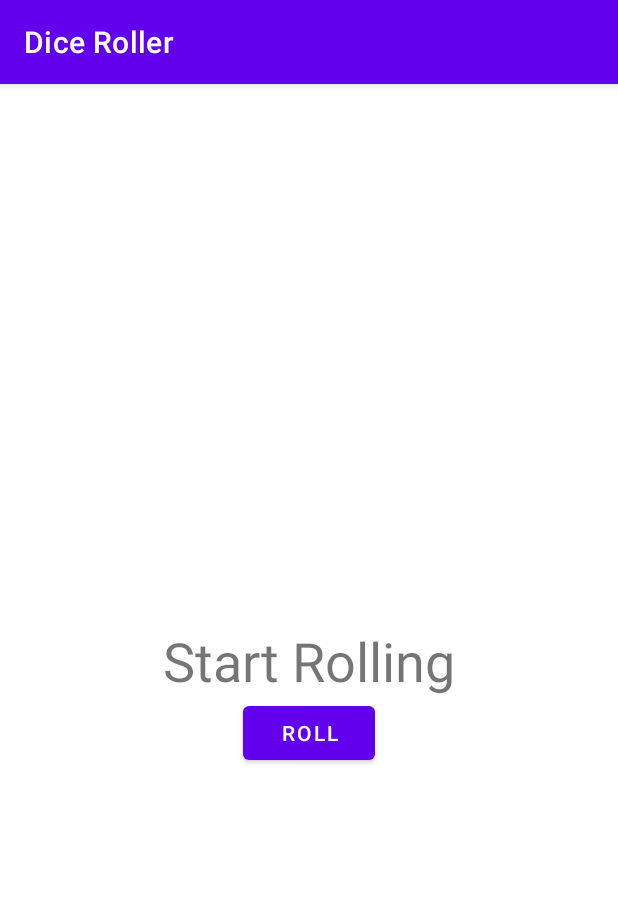
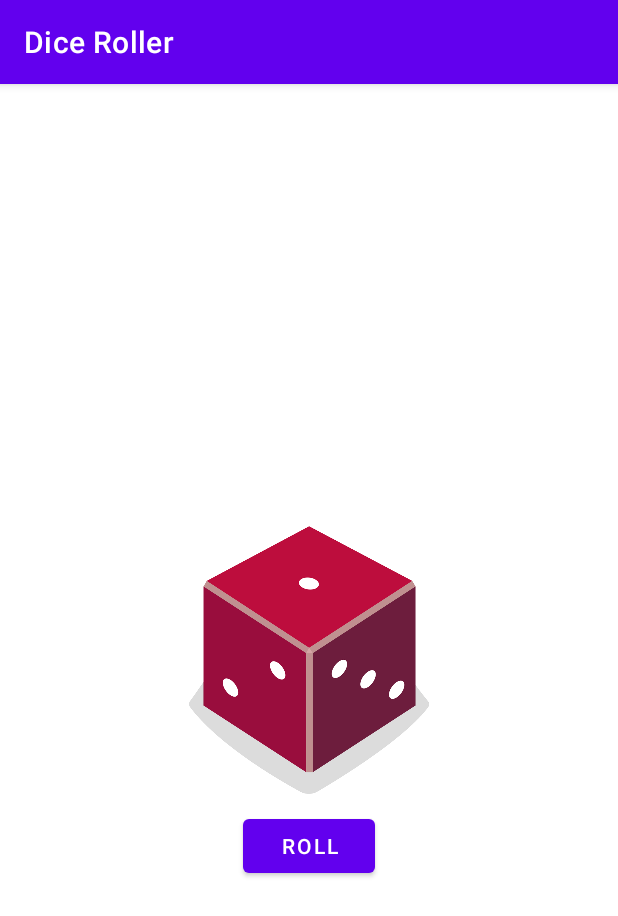
Before and after one commit to HemantSachdeva/DiceRoller, an Android app: the screen it shows after launch (MainActivity), on a phone screen of 412 x 824 dp. Shown: the top 916 px of the screen. Run offline under Robolectric (Android 15) with nearby library versions, the phone set to English and light mode, and no system bars.

Commit message:
Replace TextView by ImageView of the sides of a dice
Signed-off-by: Hemant Sachdeva <hemant.evolver@gmail.com>

```diff
--- a/app/src/main/java/com/hemantsachdeva/diceroller/MainActivity.kt
+++ b/app/src/main/java/com/hemantsachdeva/diceroller/MainActivity.kt
@@ -3,7 +3,7 @@ package com.hemantsachdeva.diceroller
 import androidx.appcompat.app.AppCompatActivity
 import android.os.Bundle
 import android.widget.Button
-import android.widget.TextView
+import android.widget.ImageView
 
 /*
  * This activity allows the user to roll a dice and view the result
@@ -35,9 +35,7 @@ class MainActivity : AppCompatActivity() {
         val dice = Dice(6)
         val diceRoll = dice.roll()
 
-        // Update the screen with the dice roll
-        val resultTextView: TextView = findViewById(R.id.textview)
-        resultTextView.text = diceRoll.toString()
+        val diceImage: ImageView = findViewById(R.id.imageView)
     }
 }
 
--- a/app/src/main/res/layout/activity_main.xml
+++ b/app/src/main/res/layout/activity_main.xml
@@ -6,12 +6,11 @@
     android:layout_height="match_parent"
     tools:context=".MainActivity">
 
-    <TextView
-        android:id="@+id/textview"
-        android:layout_width="wrap_content"
-        android:layout_height="wrap_content"
-        android:text="@string/default_roll"
-        android:textSize="36sp"
+    <ImageView
+        android:id="@+id/imageView"
+        android:layout_width="160dp"
+        android:layout_height="200dp"
+        android:src="@drawable/dice_1"
         app:layout_constraintBottom_toBottomOf="parent"
         app:layout_constraintLeft_toLeftOf="parent"
         app:layout_constraintRight_toRightOf="parent"
@@ -24,6 +23,6 @@
         android:text="@string/button_text"
         app:layout_constraintEnd_toEndOf="parent"
         app:layout_constraintStart_toStartOf="parent"
-        app:layout_constraintTop_toBottomOf="@id/textview" />
+        app:layout_constraintTop_toBottomOf="@id/imageView" />
 
 </androidx.constraintlayout.widget.ConstraintLayout>
```
Also changed, not shown: app/src/main/res/drawable/dice_1.png (added), app/src/main/res/drawable/dice_2.png (added), app/src/main/res/drawable/dice_3.png (added), app/src/main/res/drawable/dice_4.png (added), app/src/main/res/drawable/dice_5.png (added), app/src/main/res/drawable/dice_6.png (added).
